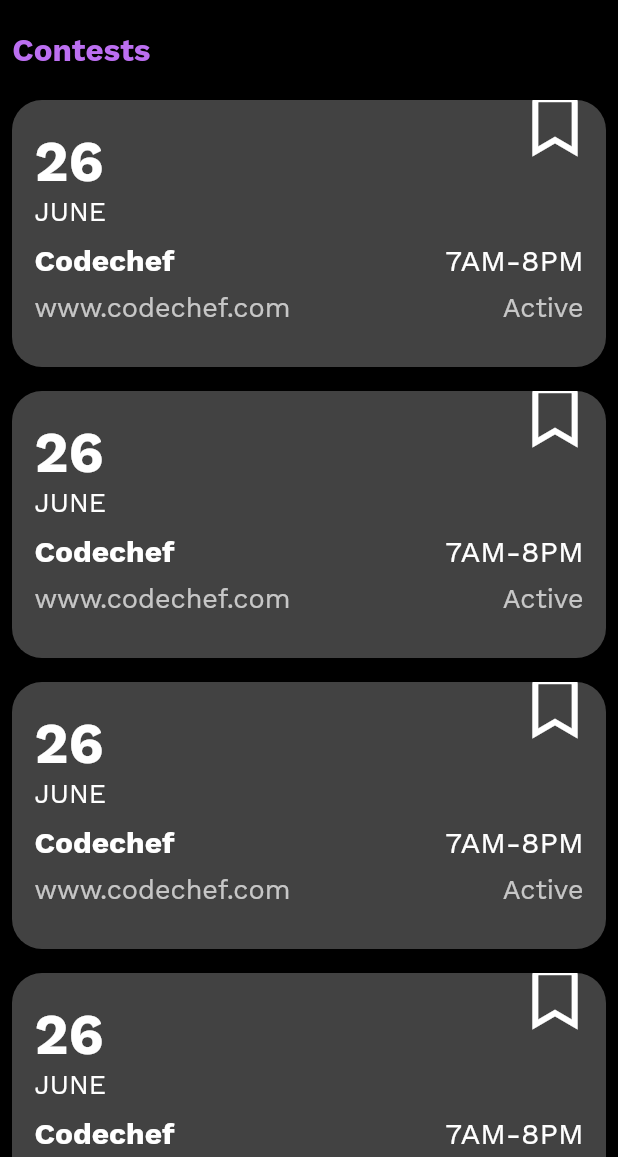
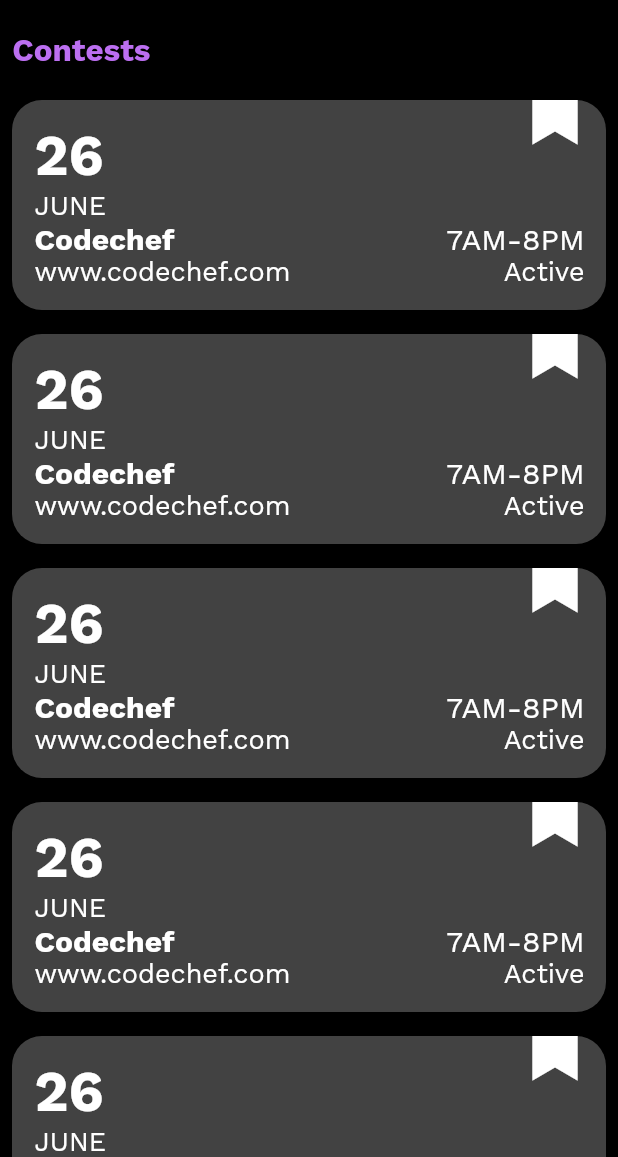
Before and after one commit to CrewsNet/CrewsNet-App, a Flutter app: the Contests screen opened by its route, on a phone screen of 412 x 824 dp, the part 79-1236 px from its top. Run offline on Flutter 3.47's test engine with Material 2 defaults, Android fonts, the phone set to English and light mode, and no system bars; our stand-ins replace dio, font_awesome_flutter, shared_preferences, sizer; accounts and stored records are empty.

Commit message:
IconButton made functional

```diff
--- a/lib/Screens/Dashboard/contests_view.dart
+++ b/lib/Screens/Dashboard/contests_view.dart
@@ -12,6 +12,8 @@ class Contests extends StatefulWidget {
 }
 
 class _ContestsState extends State<Contests> {
+  var selected = [];
+
   @override
   Widget build(BuildContext context) {
     return Scaffold(
@@ -53,8 +55,7 @@ class _ContestsState extends State<Contests> {
                   contentPadding: EdgeInsets.all(1.2.h),
                   hintText: "Search..",
                   hintStyle: TextStyle(
-                      color: Color.fromRGBO(188, 111, 241, 1),
-                      fontSize: 2.4.h),
+                      color: Color.fromRGBO(188, 111, 241, 1), fontSize: 2.4.h),
                 ),
               ),
             ),
@@ -96,23 +97,34 @@ class _ContestsState extends State<Contests> {
                     children: [
                       Positioned(
                         right: 10,
-                        bottom: 140,
-                        child: SavedIcon(),
+                        bottom: 110,
+                        child: IconButton(
+                          onPressed: (){
+                            setState(() {
+                              if (selected.contains(item))
+                                selected.remove(item);
+                              else
+                                selected.add(item);
+                            });
+                            print(selected);
+                          },
+                          icon: Icon(
+                            FontAwesomeIcons.solidBookmark,
+                            size: 40,
+                            color: selected.contains(item)
+                                ? Colors.blue
+                                : Colors.white,
                           ),
-                      ListTile(
-                        autofocus: true,
-                        focusColor: Colors.lightGreen,
-                        hoverColor: Colors.lightGreen,
-                        contentPadding: EdgeInsets.symmetric(
-                          vertical: 15.0,
-                          horizontal: 15.0,
                         ),
-                        title: Row(
+                      ),
+                      Container(
+                        padding: EdgeInsets.symmetric(vertical: 15, horizontal: 15),
+                        child: Row(
                           mainAxisAlignment: MainAxisAlignment.spaceBetween,
                           children: [
                             Column(
                               crossAxisAlignment: CrossAxisAlignment.start,
-                              mainAxisAlignment: MainAxisAlignment.spaceEvenly,
+                              mainAxisAlignment: MainAxisAlignment.spaceBetween,
                               children: [
                                 Text(
                                   "26",
@@ -124,19 +136,11 @@ class _ContestsState extends State<Contests> {
                                   "JUNE ",
                                   style: TextStyle(fontSize: 18.0),
                                 ),
-                              ],
-                            ),
-                          ],
-                        ),
-                        subtitle: Padding(
-                          padding: const EdgeInsets.fromLTRB(0, 10, 0, 10),
-                          child: Column(
-                            crossAxisAlignment: CrossAxisAlignment.start,
-                            mainAxisAlignment: MainAxisAlignment.spaceEvenly,
-                            children: [
-                              Row(
-                                mainAxisAlignment:
-                                    MainAxisAlignment.spaceBetween,
+                                Container(
+                                  width: 89.w,
+                                  child: Row(
+                                    mainAxisAlignment: MainAxisAlignment.spaceBetween,
+                                    mainAxisSize: MainAxisSize.max,
                                     children: [
                                       Text(
                                         "Codechef",
@@ -152,11 +156,11 @@ class _ContestsState extends State<Contests> {
                                       ),
                                     ],
                                   ),
-                              Padding(
-                                padding: const EdgeInsets.fromLTRB(0, 10, 0, 0),
+                                ),
+                                Container(
+                                  width: 89.w,
                                   child: Row(
-                                  mainAxisAlignment:
-                                      MainAxisAlignment.spaceBetween,
+                                    mainAxisAlignment: MainAxisAlignment.spaceBetween,
                                     children: [
                                       Text(
                                         "www.codechef.com",
@@ -171,7 +175,52 @@ class _ContestsState extends State<Contests> {
                                 ),
                               ],
                             ),
+                          ],
                         ),
+                        // subtitle: Padding(
+                        //   padding: const EdgeInsets.fromLTRB(0, 10, 0, 10),
+                        //   child: Column(
+                        //     crossAxisAlignment: CrossAxisAlignment.start,
+                        //     mainAxisAlignment: MainAxisAlignment.spaceEvenly,
+                        //     children: [
+                        //       // Row(
+                        //       //   mainAxisAlignment:
+                        //       //       MainAxisAlignment.spaceBetween,
+                        //       //   children: [
+                        //       //     Text(
+                        //       //       "Codechef",
+                        //       //       style: TextStyle(
+                        //       //           fontSize: 20.0,
+                        //       //           fontWeight: FontWeight.bold,
+                        //       //           color: Colors.white),
+                        //       //     ),
+                        //       //     Text(
+                        //       //       "7AM-8PM",
+                        //       //       style: TextStyle(
+                        //       //           fontSize: 20.0, color: Colors.white),
+                        //       //     ),
+                        //       //   ],
+                        //       // ),
+                        //       // Padding(
+                        //       //   padding: const EdgeInsets.fromLTRB(0, 10, 0, 0),
+                        //       //   child: Row(
+                        //       //     mainAxisAlignment:
+                        //       //         MainAxisAlignment.spaceBetween,
+                        //       //     children: [
+                        //       //       Text(
+                        //       //         "www.codechef.com",
+                        //       //         style: TextStyle(fontSize: 18.0),
+                        //       //       ),
+                        //       //       Text(
+                        //       //         "Active",
+                        //       //         style: TextStyle(fontSize: 18.0),
+                        //       //       ),
+                        //       //     ],
+                        //       //   ),
+                        //       // ),
+                        //     ],
+                        //   ),
+                        // ),
                       ),
                     ],
                   ),
@@ -185,30 +234,3 @@ class _ContestsState extends State<Contests> {
     );
   }
 }
-
-class SavedIcon extends StatefulWidget {
-  const SavedIcon({Key? key}) : super(key: key);
-
-  @override
-  _SavedIconState createState() => _SavedIconState();
-}
-
-class _SavedIconState extends State<SavedIcon> {
-  bool _isSaved = false;
-  @override
-  Widget build(BuildContext context) {
-    return IconButton(
-      onPressed: () {
-        setState(() {
-          _isSaved = !_isSaved;
-          print(!_isSaved);
-        });
-      },
-      icon: Icon(
-        FontAwesomeIcons.bookmark,
-        color: _isSaved ? Colors.blue : Colors.white,
-        size: 40,
-      ),
-    );
-  }
-}
```
Lines whose indentation alone changed are shown as unchanged.
